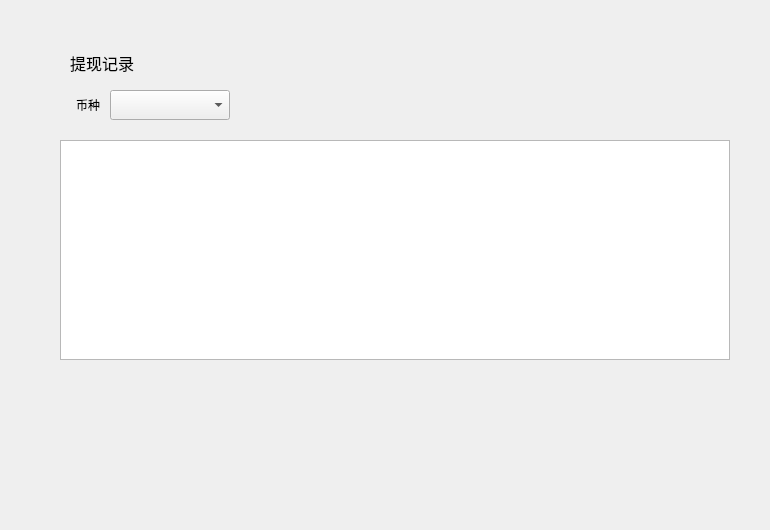
This is withdrawpage/withdrawrecordwidget.ui in HcashOrg/hx-indicator as Qt 5 draws it before an edit. The edited form follows.
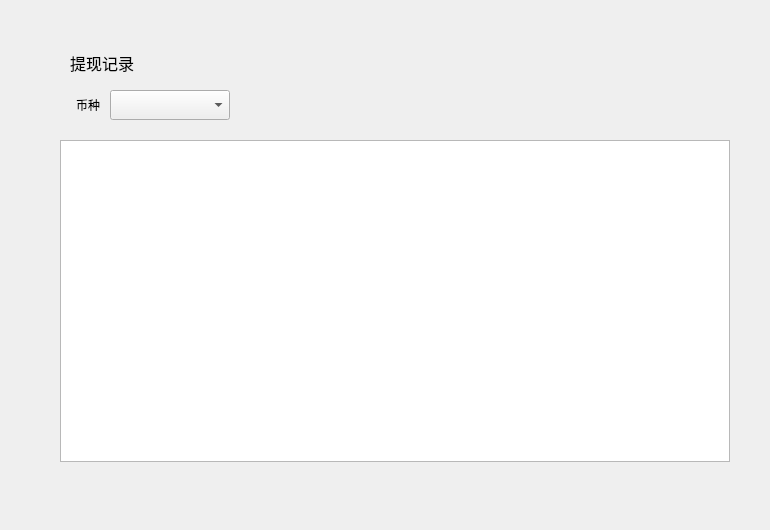
This is the edited form.

The edit to the form file:
```diff
--- a/withdrawpage/withdrawrecordwidget.ui
+++ b/withdrawpage/withdrawrecordwidget.ui
@@ -19,7 +19,7 @@
      <x>60</x>
      <y>140</y>
      <width>670</width>
-     <height>220</height>
+     <height>322</height>
     </rect>
    </property>
    <attribute name="horizontalHeaderVisible">
@@ -147,7 +147,7 @@
    <property name="geometry">
     <rect>
      <x>0</x>
-     <y>380</y>
+     <y>480</y>
      <width>770</width>
      <height>41</height>
     </rect>
```
